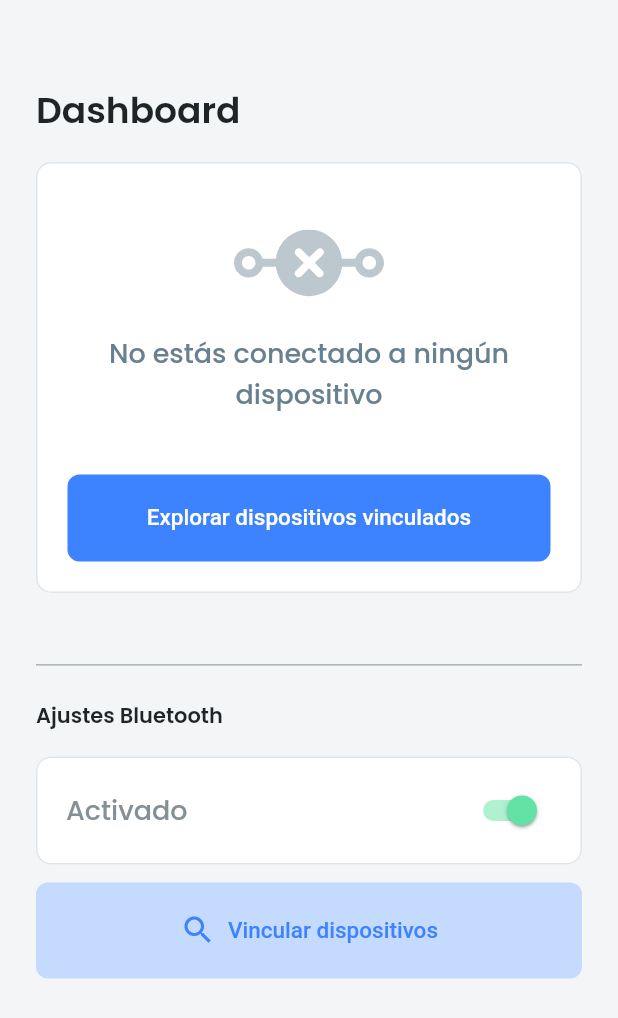
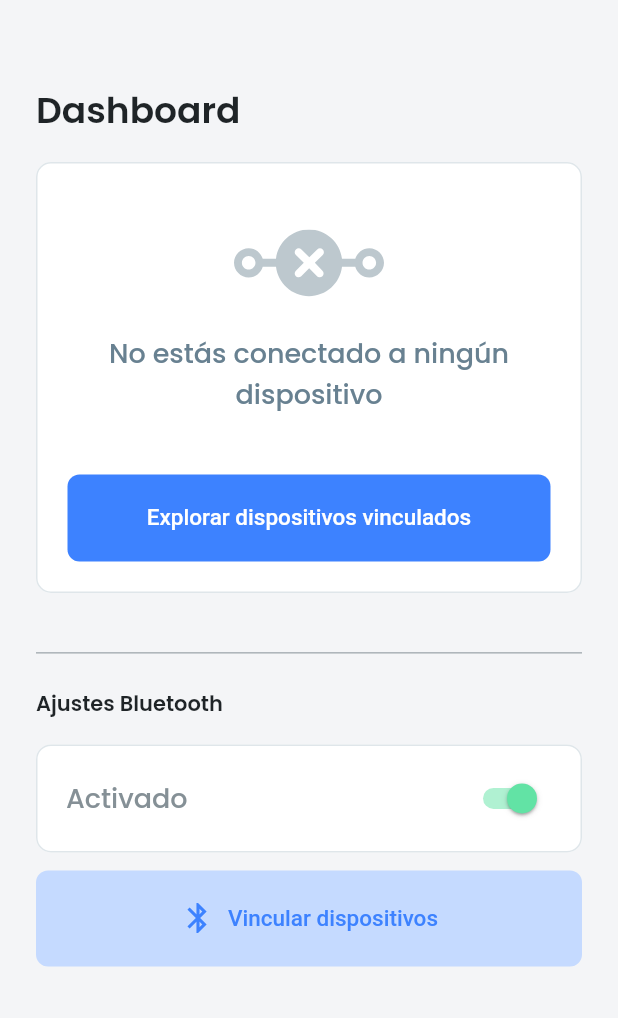
Before and after one commit to mariasimo/flutter-bluetooth, a Flutter app: the screen it shows after launch, on a phone screen of 412 x 824 dp. Shown: the top 1018 px of the screen. Run offline on Flutter 3.47's test engine with Material 2 defaults, Android fonts, the phone set to English and light mode, and no system bars; our stand-ins replace flutter_bluetooth_serial, flutter_svg; statements that could not run were skipped.

Commit message:
feat(dashboard):handle device connection from device card

```diff
--- a/lib/pages/Dashboard.dart
+++ b/lib/pages/Dashboard.dart
@@ -1,6 +1,7 @@
 import 'dart:async';
 import 'package:flutter/material.dart';
 import 'package:flutter_bluetooth_serial/flutter_bluetooth_serial.dart';
+import 'dart:core';
 
 import 'SelectBondedDevicePage.dart';
 import 'DetailPage.dart';
@@ -15,14 +16,13 @@ class MainPage extends StatefulWidget {
 
 class _MainPage extends State<MainPage> {
   BluetoothState _bluetoothState = BluetoothState.UNKNOWN;
+  BluetoothConnection connection;
   BluetoothDevice _selectedDevice;
   bool _hasSelectedDevice = false;
 
   @override
   void initState() {
     super.initState();
-
-    print(_selectedDevice);
 
     // Get current state
     FlutterBluetoothSerial.instance.state.then((state) {
@@ -114,9 +114,11 @@ class _MainPage extends State<MainPage> {
                 padding: EdgeInsets.only(bottom: 16),
               ),
               Padding(
-                padding: const EdgeInsets.only(bottom: 40),
+                padding: const EdgeInsets.only(bottom: 32),
                 child: _hasSelectedDevice
-                    ? new DeviceCard(selectedDevice: _selectedDevice)
+                    ? new DeviceCard(
+                        selectedDevice: _selectedDevice,
+                        handleExploreDevicesButton: seePairedDevices)
                     : new EmptyCard(handleButtonPress: seePairedDevices),
               ),
               Divider(),
@@ -158,7 +160,7 @@ class _MainPage extends State<MainPage> {
                       onPressed: FlutterBluetoothSerial.instance.openSettings,
                       label: Text('Vincular dispositivos'),
                       icon: Icon(
-                        Icons.search,
+                        Icons.bluetooth,
                         size: 24,
                       ),
                       style: TextButton.styleFrom(
--- a/lib/theme/theme.dart
+++ b/lib/theme/theme.dart
@@ -90,4 +90,17 @@ class BBColors {
     800: Color(0xFF46D88A),
     900: Color(0xFF34D079),
   };
+
+  static const Map<int, Color> navy = const <int, Color>{
+    50: Color(0xFFE1E7F0),
+    100: Color(0xFFB3C2D9),
+    200: Color(0xFF8099BF),
+    300: Color(0xFF4D70A5),
+    400: Color(0xFF275292),
+    500: Color(0xFF01337F),
+    600: Color(0xFF012E77),
+    700: Color(0xFF01276C),
+    800: Color(0xFF012062),
+    900: Color(0xFF00144F),
+  };
 }
--- a/pubspec.yaml
+++ b/pubspec.yaml
@@ -27,7 +27,7 @@ dependencies:
   scoped_model: ^1.0.1
   cupertino_icons: ^1.0.2
   flutter_svg: ^0.22.0
-  flutter_launcher_icons: "^0.8.0"
+  flutter_launcher_icons:
 
 dev_dependencies:
   flutter_test:
```
Also changed, not shown: lib/components/DeviceCard.dart (+122 -16 lines), assets/device-1.svg (added), pubspec.lock.
